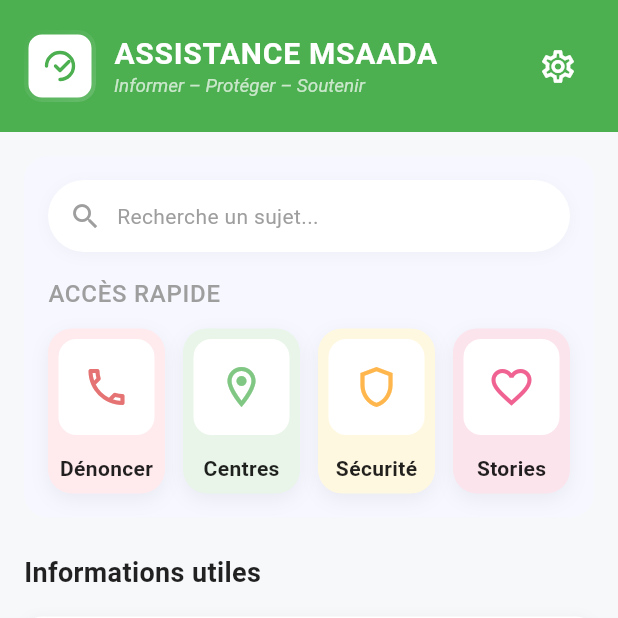
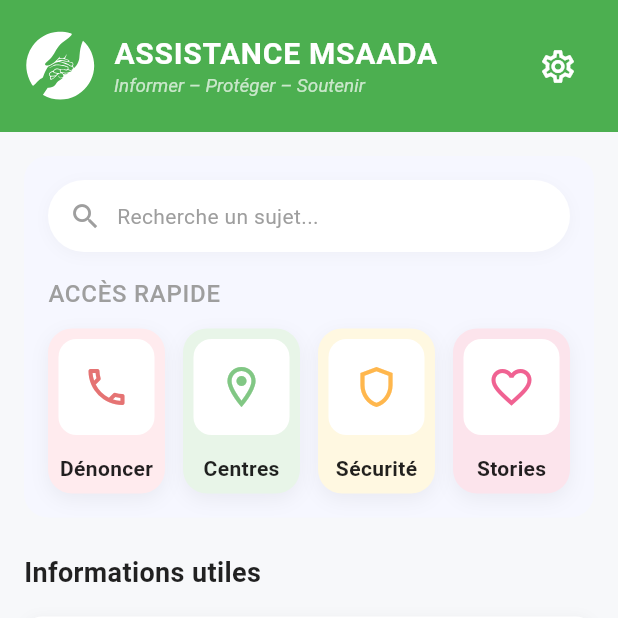
Before and after one commit to sergenewton/assistance-msaada-2.0, a Flutter app: the screen it shows after launch, on a phone screen of 412 x 824 dp, the top half of it. Run offline on Flutter 3.47's test engine with Material 3 defaults, Android fonts, the phone set to English and light mode, and no system bars; our stand-ins replace connectivity_plus, dartz, dio, equatable, flutter_riverpod, flutter_secure_storage and 4 more.

Commit message:
mobile-app: ensure white logo renders white (SVG fill + SvgPicture theme); minor header polish

```diff
--- a/mobile-app/lib/presentation/screens/home/home_screen.dart
+++ b/mobile-app/lib/presentation/screens/home/home_screen.dart
@@ -25,6 +25,9 @@ class HomeScreen extends StatelessWidget {
                 'assets/images/logo.svg',
                 width: 48,
                 height: 48,
+                // Force white rendering for logos that use currentColor or lack explicit fills
+                colorFilter: const ColorFilter.mode(Colors.white, BlendMode.srcIn),
+                theme: const SvgTheme(currentColor: Colors.white),
               ),
             ),
             const SizedBox(width: 12),
```
Also changed, not shown: mobile-app/assets/images/logo.svg.
